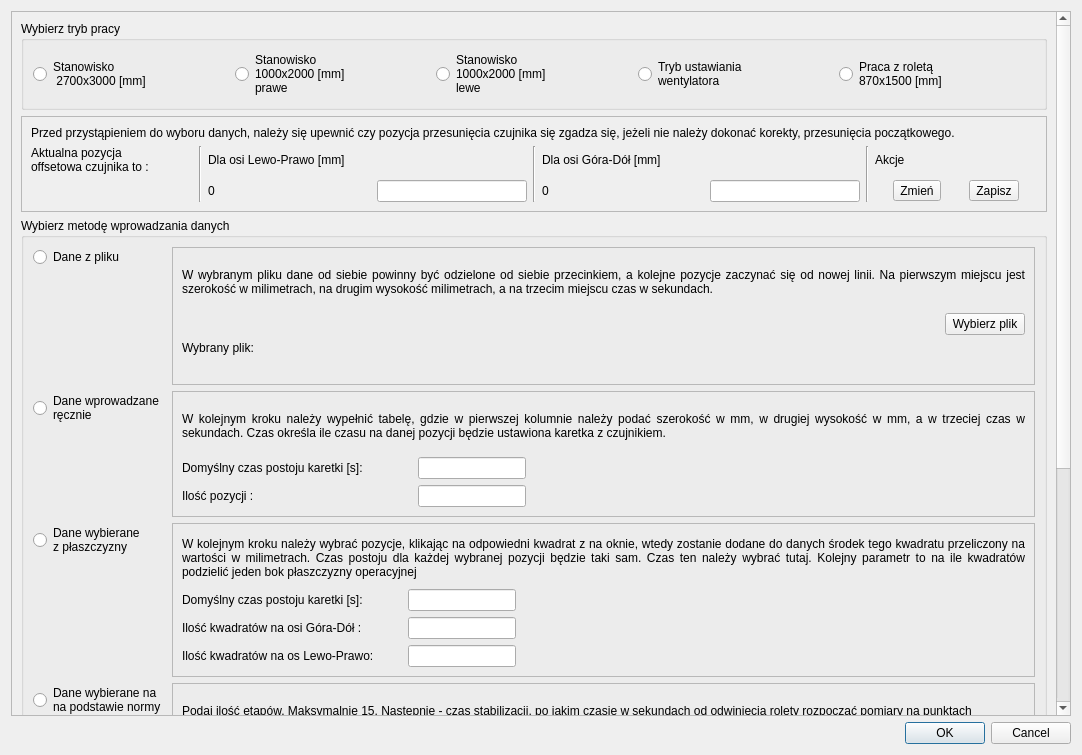
Qt form PrzeplywomierzGUI/Aplikacja/wybormetody.ui (wiacekmarcin/StanowiskoOtwock) before a commit.
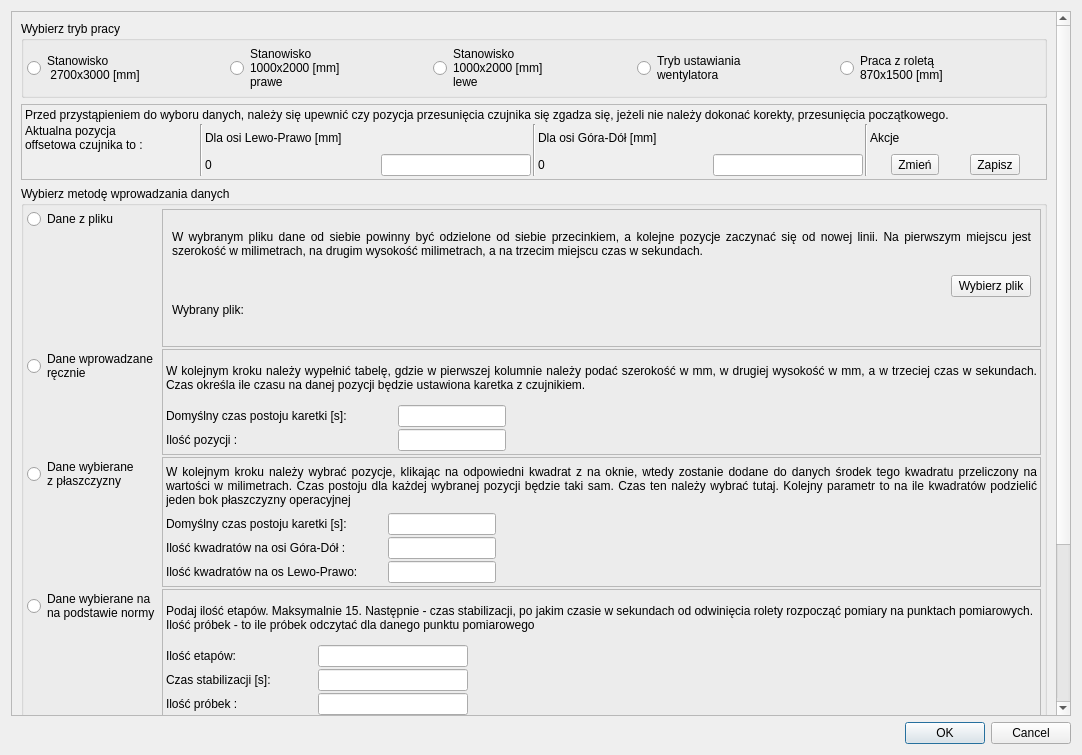
The same form after that commit.

```diff
--- a/PrzeplywomierzGUI/Aplikacja/wybormetody.ui
+++ b/PrzeplywomierzGUI/Aplikacja/wybormetody.ui
@@ -32,9 +32,9 @@
       <property name="geometry">
        <rect>
         <x>0</x>
-        <y>-402</y>
-        <width>1048</width>
-        <height>1106</height>
+        <y>0</y>
+        <width>1058</width>
+        <height>898</height>
        </rect>
       </property>
       <layout class="QVBoxLayout" name="verticalLayout_6">
@@ -44,6 +44,21 @@
           <string>Wybierz tryb pracy</string>
          </property>
          <layout class="QHBoxLayout" name="horizontalLayout">
+          <property name="spacing">
+           <number>2</number>
+          </property>
+          <property name="leftMargin">
+           <number>3</number>
+          </property>
+          <property name="topMargin">
+           <number>3</number>
+          </property>
+          <property name="rightMargin">
+           <number>3</number>
+          </property>
+          <property name="bottomMargin">
+           <number>3</number>
+          </property>
           <item>
            <widget class="QRadioButton" name="rb2700">
             <property name="text">
@@ -98,6 +113,21 @@
           <enum>QFrame::Raised</enum>
          </property>
          <layout class="QGridLayout" name="gridLayout">
+          <property name="leftMargin">
+           <number>3</number>
+          </property>
+          <property name="topMargin">
+           <number>3</number>
+          </property>
+          <property name="rightMargin">
+           <number>3</number>
+          </property>
+          <property name="bottomMargin">
+           <number>3</number>
+          </property>
+          <property name="spacing">
+           <number>2</number>
+          </property>
           <item row="2" column="2">
            <widget class="QLabel" name="normaOffsetX">
             <property name="minimumSize">
@@ -260,6 +290,24 @@
           <bool>false</bool>
          </property>
          <layout class="QFormLayout" name="formLayoutDataMethod">
+          <property name="horizontalSpacing">
+           <number>2</number>
+          </property>
+          <property name="verticalSpacing">
+           <number>2</number>
+          </property>
+          <property name="leftMargin">
+           <number>3</number>
+          </property>
+          <property name="topMargin">
+           <number>3</number>
+          </property>
+          <property name="rightMargin">
+           <number>3</number>
+          </property>
+          <property name="bottomMargin">
+           <number>3</number>
+          </property>
           <item row="0" column="0">
            <widget class="QRadioButton" name="rbfile">
             <property name="text">
@@ -371,6 +419,21 @@
              <enum>QFrame::Raised</enum>
             </property>
             <layout class="QVBoxLayout" name="verticalLayoutManual">
+             <property name="spacing">
+              <number>2</number>
+             </property>
+             <property name="leftMargin">
+              <number>3</number>
+             </property>
+             <property name="topMargin">
+              <number>3</number>
+             </property>
+             <property name="rightMargin">
+              <number>3</number>
+             </property>
+             <property name="bottomMargin">
+              <number>3</number>
+             </property>
              <item>
               <widget class="QLabel" name="iManual">
                <property name="minimumSize">
@@ -476,6 +539,21 @@
              <enum>QFrame::Raised</enum>
             </property>
             <layout class="QVBoxLayout" name="verticalLayout_2">
+             <property name="spacing">
+              <number>2</number>
+             </property>
+             <property name="leftMargin">
+              <number>3</number>
+             </property>
+             <property name="topMargin">
+              <number>3</number>
+             </property>
+             <property name="rightMargin">
+              <number>3</number>
+             </property>
+             <property name="bottomMargin">
+              <number>3</number>
+             </property>
              <item>
               <widget class="QLabel" name="iHalfmanual">
                <property name="minimumSize">
@@ -614,6 +692,21 @@
              <enum>QFrame::Raised</enum>
             </property>
             <layout class="QVBoxLayout" name="verticalLayout_3">
+             <property name="spacing">
+              <number>2</number>
+             </property>
+             <property name="leftMargin">
+              <number>3</number>
+             </property>
+             <property name="topMargin">
+              <number>3</number>
+             </property>
+             <property name="rightMargin">
+              <number>3</number>
+             </property>
+             <property name="bottomMargin">
+              <number>3</number>
+             </property>
              <item>
               <widget class="QLabel" name="label">
                <property name="minimumSize">
@@ -772,6 +865,21 @@
              <enum>QFrame::Raised</enum>
             </property>
             <layout class="QVBoxLayout" name="verticalLayout_4">
+             <property name="spacing">
+              <number>2</number>
+             </property>
+             <property name="leftMargin">
+              <number>3</number>
+             </property>
+             <property name="topMargin">
+              <number>3</number>
+             </property>
+             <property name="rightMargin">
+              <number>3</number>
+             </property>
+             <property name="bottomMargin">
+              <number>3</number>
+             </property>
              <item>
               <widget class="QLabel" name="label_3">
                <property name="minimumSize">
@@ -843,7 +951,7 @@
                </item>
               </layout>
              </item>
-                          <item>
+             <item>
               <layout class="QHBoxLayout" name="horizontalLayout_21">
                <item>
                 <widget class="QLabel" name="label_21">
```
